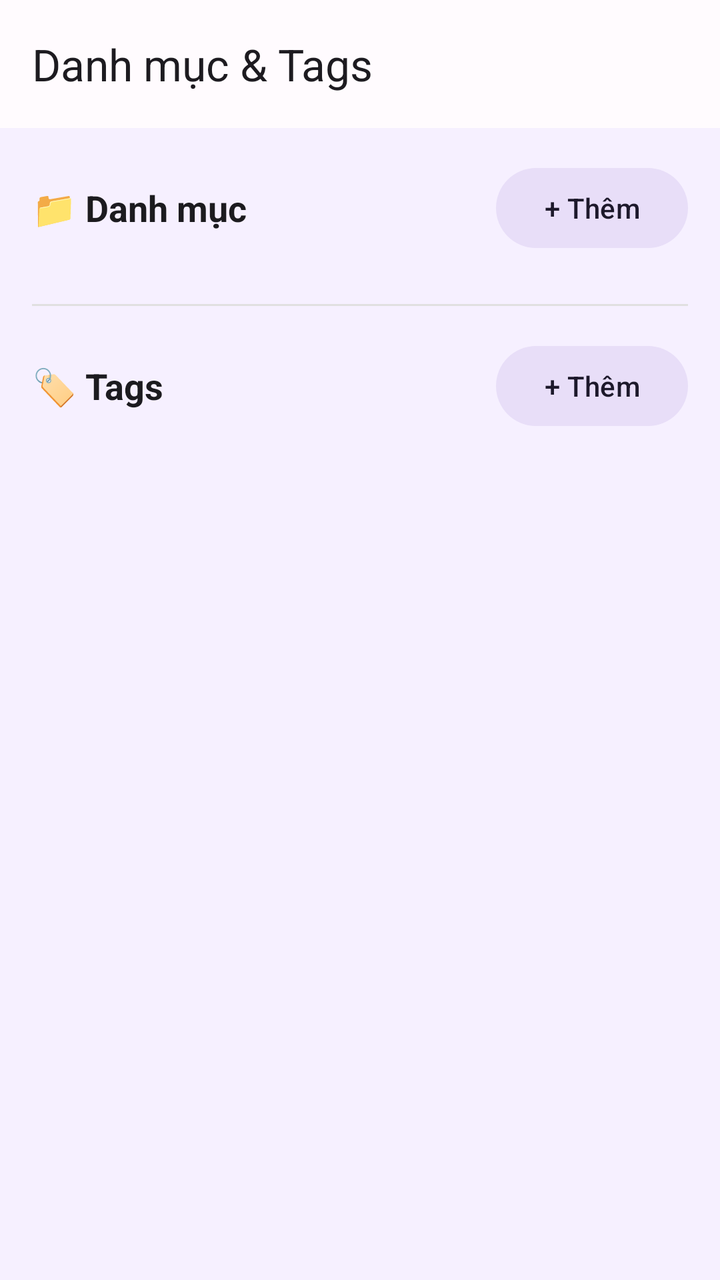
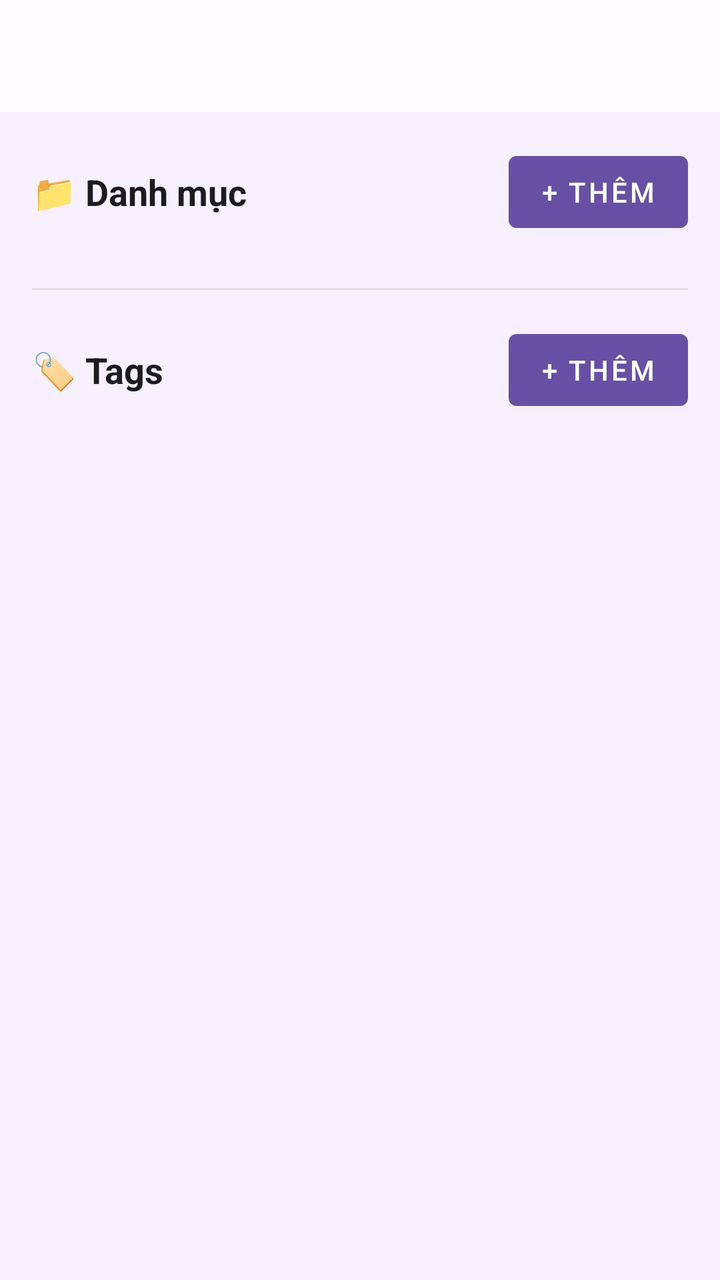

Screens rendered from an Android XML layout before and after an edit, with the pre-edit source and the edit as a unified diff.
<!-- AndroidManifest.xml: application theme Theme.NoteApp -->
<!-- res/layout/fragment_category.xml -->
<?xml version="1.0" encoding="utf-8"?>
<LinearLayout
    xmlns:android="http://schemas.android.com/apk/res/android"
    xmlns:app="http://schemas.android.com/apk/res-auto"
    android:layout_width="match_parent"
    android:layout_height="match_parent"
    android:orientation="vertical"
    android:background="@color/background">

    <com.google.android.material.appbar.MaterialToolbar
        android:id="@+id/toolbar"
        android:layout_width="match_parent"
        android:layout_height="?attr/actionBarSize"
        app:title="Danh mục &amp; Tags"
        android:background="@color/surface" />

    <androidx.core.widget.NestedScrollView
        android:layout_width="match_parent"
        android:layout_height="match_parent">

        <LinearLayout
            android:layout_width="match_parent"
            android:layout_height="wrap_content"
            android:orientation="vertical"
            android:padding="16dp">

            
            <LinearLayout
                android:layout_width="match_parent"
                android:layout_height="wrap_content"
                android:orientation="horizontal"
                android:gravity="center_vertical"
                android:layout_marginBottom="8dp">

                <TextView
                    android:layout_width="0dp"
                    android:layout_height="wrap_content"
                    android:layout_weight="1"
                    android:text="📁 Danh mục"
                    android:textSize="18sp"
                    android:textStyle="bold"
                    android:textColor="@color/on_surface" />

                <com.google.android.material.button.MaterialButton
                    android:id="@+id/btnAddCategory"
                    style="@style/Widget.Material3.Button.TonalButton"
                    android:layout_width="wrap_content"
                    android:layout_height="wrap_content"
                    android:text="+ Thêm" />
            </LinearLayout>

            <androidx.recyclerview.widget.RecyclerView
                android:id="@+id/rvCategories"
                android:layout_width="match_parent"
                android:layout_height="wrap_content"
                android:nestedScrollingEnabled="false" />

            <View
                android:layout_width="match_parent"
                android:layout_height="1dp"
                android:background="@color/divider"
                android:layout_marginVertical="16dp" />

            
            <LinearLayout
                android:layout_width="match_parent"
                android:layout_height="wrap_content"
                android:orientation="horizontal"
                android:gravity="center_vertical"
                android:layout_marginBottom="8dp">

                <TextView
                    android:layout_width="0dp"
                    android:layout_height="wrap_content"
                    android:layout_weight="1"
                    android:text="🏷️ Tags"
                    android:textSize="18sp"
                    android:textStyle="bold"
                    android:textColor="@color/on_surface" />

                <com.google.android.material.button.MaterialButton
                    android:id="@+id/btnAddTag"
                    style="@style/Widget.Material3.Button.TonalButton"
                    android:layout_width="wrap_content"
                    android:layout_height="wrap_content"
                    android:text="+ Thêm" />
            </LinearLayout>

            <androidx.recyclerview.widget.RecyclerView
                android:id="@+id/rvTags"
                android:layout_width="match_parent"
                android:layout_height="wrap_content"
                android:nestedScrollingEnabled="false" />

        </LinearLayout>
    </androidx.core.widget.NestedScrollView>

</LinearLayout>
<!-- resources referenced by this layout -->
<resources>
  <color name="background">#F6F0FF</color>
  <color name="divider">#E0E0E0</color>
  <color name="on_surface">#1C1B1F</color>
  <color name="surface">#FFFBFE</color>
  <style name="Theme.NoteApp" parent="Theme.Material3.Light.NoActionBar">
          <item name="colorPrimary">@color/primary</item>
          <item name="colorOnPrimary">@color/on_primary</item>
          <item name="colorPrimaryContainer">@color/primary_container</item>
          <item name="colorOnPrimaryContainer">@color/on_primary_container</item>
          <item name="colorSecondary">@color/secondary</item>
          <item name="colorSurface">@color/surface</item>
          <item name="colorOnSurface">@color/on_surface</item>
          <item name="android:colorBackground">@color/background</item>
          <item name="colorError">@color/error</item>
          <item name="android:windowBackground">@color/background</item>
      </style>
  <color name="primary">#6750A4</color>
  <color name="on_primary">#FFFFFF</color>
  <color name="primary_container">#EADDFF</color>
  <color name="on_primary_container">#21005D</color>
  <color name="secondary">#625B71</color>
  <color name="error">#B3261E</color>
</resources>

<!-- the commit's change to res/layout/fragment_category.xml (unified diff, before → after) -->
@@ -7,11 +7,11 @@
     android:orientation="vertical"
     android:background="@color/background">
 
-    <com.google.android.material.appbar.MaterialToolbar
+    <androidx.appcompat.widget.Toolbar
         android:id="@+id/toolbar"
         android:layout_width="match_parent"
         android:layout_height="?attr/actionBarSize"
-        app:title="Danh mục &amp; Tags"
+        android:title="Danh mục &amp; Tags"
         android:background="@color/surface" />
 
     <androidx.core.widget.NestedScrollView
@@ -43,7 +43,7 @@
 
                 <com.google.android.material.button.MaterialButton
                     android:id="@+id/btnAddCategory"
-                    style="@style/Widget.Material3.Button.TonalButton"
+                    style="@style/Widget.MaterialComponents.Button"
                     android:layout_width="wrap_content"
                     android:layout_height="wrap_content"
                     android:text="+ Thêm" />
@@ -80,7 +80,7 @@
 
                 <com.google.android.material.button.MaterialButton
                     android:id="@+id/btnAddTag"
-                    style="@style/Widget.Material3.Button.TonalButton"
+                    style="@style/Widget.MaterialComponents.Button"
                     android:layout_width="wrap_content"
                     android:layout_height="wrap_content"
                     android:text="+ Thêm" />
<!-- resource entries referenced after the edit -->
@@ -4,11 +4,10 @@
   <color name="divider">#E0E0E0</color>
   <color name="on_surface">#1C1B1F</color>
   <color name="surface">#FFFBFE</color>
-  <style name="Theme.NoteApp" parent="Theme.Material3.Light.NoActionBar">
+  <style name="Theme.NoteApp" parent="Theme.MaterialComponents.Light.NoActionBar">
           <item name="colorPrimary">@color/primary</item>
           <item name="colorOnPrimary">@color/on_primary</item>
-          <item name="colorPrimaryContainer">@color/primary_container</item>
-          <item name="colorOnPrimaryContainer">@color/on_primary_container</item>
+          <item name="colorPrimaryVariant">@color/primary_container</item>
           <item name="colorSecondary">@color/secondary</item>
           <item name="colorSurface">@color/surface</item>
           <item name="colorOnSurface">@color/on_surface</item>
@@ -19,7 +18,6 @@
   <color name="primary">#6750A4</color>
   <color name="on_primary">#FFFFFF</color>
   <color name="primary_container">#EADDFF</color>
-  <color name="on_primary_container">#21005D</color>
   <color name="secondary">#625B71</color>
   <color name="error">#B3261E</color>
 </resources>
